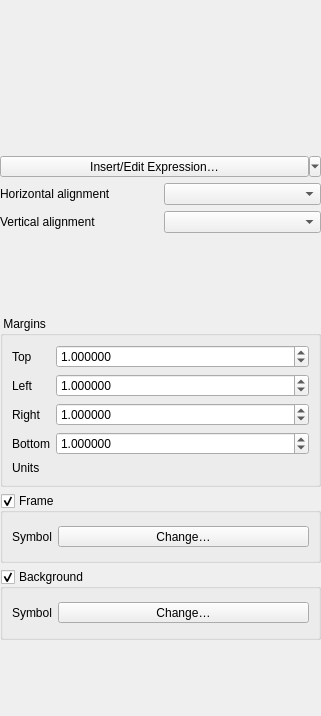
This is src/ui/annotations/qgsannotationrectangulartextwidgetbase.ui in qgis/QGIS as Qt 5 draws it before an edit. The edited form follows.
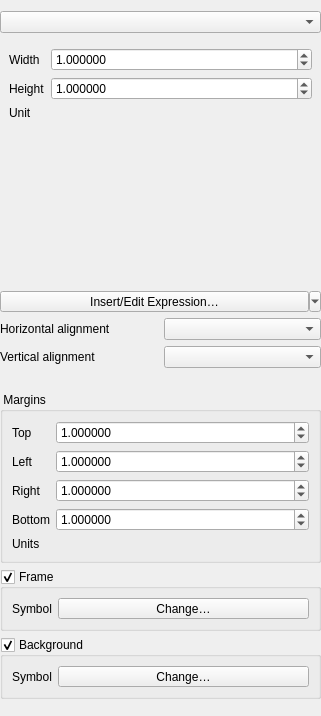
This is the edited form. Custom widgets are drawn as their Qt base class.

Commit message: Adapt rect text widget to expose placement modes

```diff
--- a/src/ui/annotations/qgsannotationrectangulartextwidgetbase.ui
+++ b/src/ui/annotations/qgsannotationrectangulartextwidgetbase.ui
@@ -17,40 +17,23 @@
    <property name="leftMargin">
     <number>0</number>
    </property>
-   <property name="topMargin">
-    <number>0</number>
-   </property>
    <property name="rightMargin">
     <number>0</number>
    </property>
    <property name="bottomMargin">
     <number>0</number>
    </property>
-   <item row="10" column="0" colspan="2">
-    <widget class="QgsAnnotationItemCommonPropertiesWidget" name="mPropertiesWidget" native="true">
+   <item row="2" column="0" colspan="2">
+    <widget class="QgsRichTextEditor" name="mTextEdit" native="true">
      <property name="minimumSize">
       <size>
        <width>0</width>
-       <height>0</height>
+       <height>150</height>
       </size>
      </property>
     </widget>
    </item>
-   <item row="3" column="0">
-    <widget class="QLabel" name="label_3">
-     <property name="text">
-      <string>Vertical alignment</string>
-     </property>
-    </widget>
-   </item>
-   <item row="2" column="0">
-    <widget class="QLabel" name="label_2">
-     <property name="text">
-      <string>Horizontal alignment</string>
-     </property>
-    </widget>
-   </item>
-   <item row="9" column="0" colspan="2">
+   <item row="11" column="0" colspan="2">
     <widget class="QGroupBox" name="mBackgroundCheckbox">
      <property name="title">
       <string>Background</string>
@@ -82,77 +65,20 @@
      </layout>
     </widget>
    </item>
-   <item row="3" column="1">
+   <item row="12" column="0" colspan="2">
+    <widget class="QgsAnnotationItemCommonPropertiesWidget" name="mPropertiesWidget" native="true">
+     <property name="minimumSize">
+      <size>
+       <width>0</width>
+       <height>0</height>
+      </size>
+     </property>
+    </widget>
+   </item>
+   <item row="5" column="1">
     <widget class="QgsAlignmentComboBox" name="mVerticalAlignmentComboBox"/>
    </item>
-   <item row="8" column="0" colspan="2">
-    <widget class="QGroupBox" name="mFrameCheckbox">
-     <property name="title">
-      <string>Frame</string>
-     </property>
-     <property name="checkable">
-      <bool>true</bool>
-     </property>
-     <layout class="QGridLayout" name="gridLayout_3">
-      <item row="0" column="0">
-       <widget class="QLabel" name="label_4">
-        <property name="text">
-         <string>Symbol</string>
-        </property>
-       </widget>
-      </item>
-      <item row="0" column="1">
-       <widget class="QgsSymbolButton" name="mFrameSymbolButton">
-        <property name="sizePolicy">
-         <sizepolicy hsizetype="Expanding" vsizetype="Fixed">
-          <horstretch>0</horstretch>
-          <verstretch>0</verstretch>
-         </sizepolicy>
-        </property>
-        <property name="text">
-         <string>Change…</string>
-        </property>
-       </widget>
-      </item>
-     </layout>
-    </widget>
-   </item>
-   <item row="1" column="0" colspan="2">
-    <widget class="QToolButton" name="mInsertExpressionButton">
-     <property name="sizePolicy">
-      <sizepolicy hsizetype="Expanding" vsizetype="Fixed">
-       <horstretch>0</horstretch>
-       <verstretch>0</verstretch>
-      </sizepolicy>
-     </property>
-     <property name="text">
-      <string>Insert/Edit Expression…</string>
-     </property>
-     <property name="popupMode">
-      <enum>QToolButton::ToolButtonPopupMode::MenuButtonPopup</enum>
-     </property>
-     <property name="toolButtonStyle">
-      <enum>Qt::ToolButtonStyle::ToolButtonTextOnly</enum>
-     </property>
-     <property name="arrowType">
-      <enum>Qt::ArrowType::DownArrow</enum>
-     </property>
-    </widget>
-   </item>
-   <item row="0" column="0" colspan="2">
-    <widget class="QgsRichTextEditor" name="mTextEdit" native="true">
-     <property name="minimumSize">
-      <size>
-       <width>0</width>
-       <height>150</height>
-      </size>
-     </property>
-    </widget>
-   </item>
-   <item row="2" column="1">
-    <widget class="QgsAlignmentComboBox" name="mAlignmentComboBox"/>
-   </item>
-   <item row="5" column="0" colspan="2">
+   <item row="7" column="0" colspan="2">
     <widget class="QgsCollapsibleGroupBox" name="mMarginsGroupBox">
      <property name="title">
       <string> Margins</string>
@@ -321,9 +247,173 @@
      </layout>
     </widget>
    </item>
-   <item row="4" column="0" colspan="2">
+   <item row="5" column="0">
+    <widget class="QLabel" name="label_3">
+     <property name="text">
+      <string>Vertical alignment</string>
+     </property>
+    </widget>
+   </item>
+   <item row="4" column="0">
+    <widget class="QLabel" name="label_2">
+     <property name="text">
+      <string>Horizontal alignment</string>
+     </property>
+    </widget>
+   </item>
+   <item row="6" column="0" colspan="2">
     <widget class="QWidget" name="mTextFormatWidgetContainer" native="true"/>
    </item>
+   <item row="0" column="0" colspan="2">
+    <widget class="QComboBox" name="mSizeModeCombo"/>
+   </item>
+   <item row="10" column="0" colspan="2">
+    <widget class="QGroupBox" name="mFrameCheckbox">
+     <property name="title">
+      <string>Frame</string>
+     </property>
+     <property name="checkable">
+      <bool>true</bool>
+     </property>
+     <layout class="QGridLayout" name="gridLayout_3">
+      <item row="0" column="0">
+       <widget class="QLabel" name="label_4">
+        <property name="text">
+         <string>Symbol</string>
+        </property>
+       </widget>
+      </item>
+      <item row="0" column="1">
+       <widget class="QgsSymbolButton" name="mFrameSymbolButton">
+        <property name="sizePolicy">
+         <sizepolicy hsizetype="Expanding" vsizetype="Fixed">
+          <horstretch>0</horstretch>
+          <verstretch>0</verstretch>
+         </sizepolicy>
+        </property>
+        <property name="text">
+         <string>Change…</string>
+        </property>
+       </widget>
+      </item>
+     </layout>
+    </widget>
+   </item>
+   <item row="1" column="0" colspan="2">
+    <widget class="QWidget" name="mWidgetFixedSize" native="true">
+     <layout class="QGridLayout" name="gridLayout_5">
+      <item row="0" column="0">
+       <widget class="QLabel" name="label_11">
+        <property name="text">
+         <string>Width</string>
+        </property>
+       </widget>
+      </item>
+      <item row="0" column="1">
+       <widget class="QgsDoubleSpinBox" name="mWidthSpinBox">
+        <property name="sizePolicy">
+         <sizepolicy hsizetype="MinimumExpanding" vsizetype="Fixed">
+          <horstretch>0</horstretch>
+          <verstretch>0</verstretch>
+         </sizepolicy>
+        </property>
+        <property name="decimals">
+         <number>6</number>
+        </property>
+        <property name="maximum">
+         <double>100000.000000000000000</double>
+        </property>
+        <property name="singleStep">
+         <double>0.200000000000000</double>
+        </property>
+        <property name="value">
+         <double>1.000000000000000</double>
+        </property>
+        <property name="showClearButton" stdset="0">
+         <bool>false</bool>
+        </property>
+       </widget>
+      </item>
+      <item row="1" column="0">
+       <widget class="QLabel" name="label_12">
+        <property name="text">
+         <string>Height</string>
+        </property>
+       </widget>
+      </item>
+      <item row="1" column="1">
+       <widget class="QgsDoubleSpinBox" name="mHeightSpinBox">
+        <property name="sizePolicy">
+         <sizepolicy hsizetype="MinimumExpanding" vsizetype="Fixed">
+          <horstretch>0</horstretch>
+          <verstretch>0</verstretch>
+         </sizepolicy>
+        </property>
+        <property name="decimals">
+         <number>6</number>
+        </property>
+        <property name="maximum">
+         <double>100000.000000000000000</double>
+        </property>
+        <property name="singleStep">
+         <double>0.200000000000000</double>
+        </property>
+        <property name="value">
+         <double>1.000000000000000</double>
+        </property>
+        <property name="showClearButton" stdset="0">
+         <bool>false</bool>
+        </property>
+       </widget>
+      </item>
+      <item row="2" column="0">
+       <widget class="QLabel" name="label_13">
+        <property name="text">
+         <string>Unit</string>
+        </property>
+       </widget>
+      </item>
+      <item row="2" column="1">
+       <widget class="QgsUnitSelectionWidget" name="mSizeUnitWidget" native="true">
+        <property name="minimumSize">
+         <size>
+          <width>0</width>
+          <height>0</height>
+         </size>
+        </property>
+        <property name="focusPolicy">
+         <enum>Qt::StrongFocus</enum>
+        </property>
+       </widget>
+      </item>
+     </layout>
+    </widget>
+   </item>
+   <item row="4" column="1">
+    <widget class="QgsAlignmentComboBox" name="mAlignmentComboBox"/>
+   </item>
+   <item row="3" column="0" colspan="2">
+    <widget class="QToolButton" name="mInsertExpressionButton">
+     <property name="sizePolicy">
+      <sizepolicy hsizetype="Expanding" vsizetype="Fixed">
+       <horstretch>0</horstretch>
+       <verstretch>0</verstretch>
+      </sizepolicy>
+     </property>
+     <property name="text">
+      <string>Insert/Edit Expression…</string>
+     </property>
+     <property name="popupMode">
+      <enum>QToolButton::MenuButtonPopup</enum>
+     </property>
+     <property name="toolButtonStyle">
+      <enum>Qt::ToolButtonTextOnly</enum>
+     </property>
+     <property name="arrowType">
+      <enum>Qt::DownArrow</enum>
+     </property>
+    </widget>
+   </item>
   </layout>
  </widget>
  <customwidgets>
@@ -333,11 +423,22 @@
    <header>qgsannotationitemcommonpropertieswidget.h</header>
    <container>1</container>
   </customwidget>
+  <customwidget>
+   <class>QgsSymbolButton</class>
+   <extends>QToolButton</extends>
+   <header>qgssymbolbutton.h</header>
+  </customwidget>
   <customwidget>
    <class>QgsDoubleSpinBox</class>
    <extends>QDoubleSpinBox</extends>
    <header>qgsdoublespinbox.h</header>
   </customwidget>
+  <customwidget>
+   <class>QgsUnitSelectionWidget</class>
+   <extends>QWidget</extends>
+   <header>qgsunitselectionwidget.h</header>
+   <container>1</container>
+  </customwidget>
   <customwidget>
    <class>QgsAlignmentComboBox</class>
    <extends>QComboBox</extends>
@@ -349,17 +450,6 @@
    <header>qgsrichtexteditor.h</header>
    <container>1</container>
   </customwidget>
-  <customwidget>
-   <class>QgsSymbolButton</class>
-   <extends>QToolButton</extends>
-   <header>qgssymbolbutton.h</header>
-  </customwidget>
-  <customwidget>
-   <class>QgsUnitSelectionWidget</class>
-   <extends>QWidget</extends>
-   <header>qgsunitselectionwidget.h</header>
-   <container>1</container>
-  </customwidget>
   <customwidget>
    <class>QgsCollapsibleGroupBox</class>
    <extends>QGroupBox</extends>
```
Left out of the diff: 2 changed lines with no effect on the pictures. The commit also changes 2 other files.
